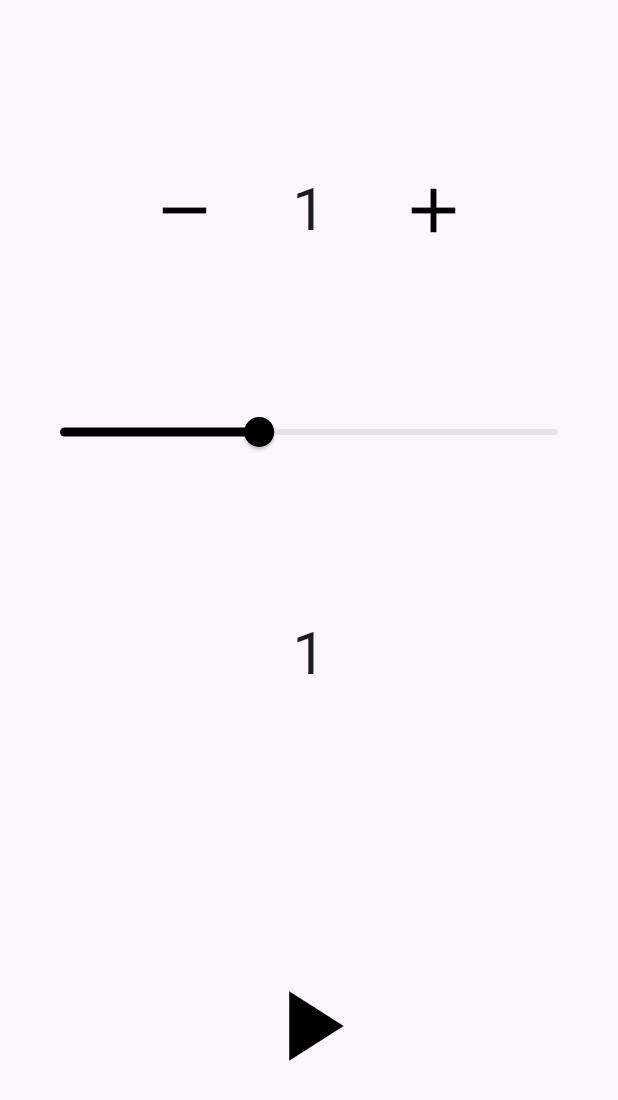
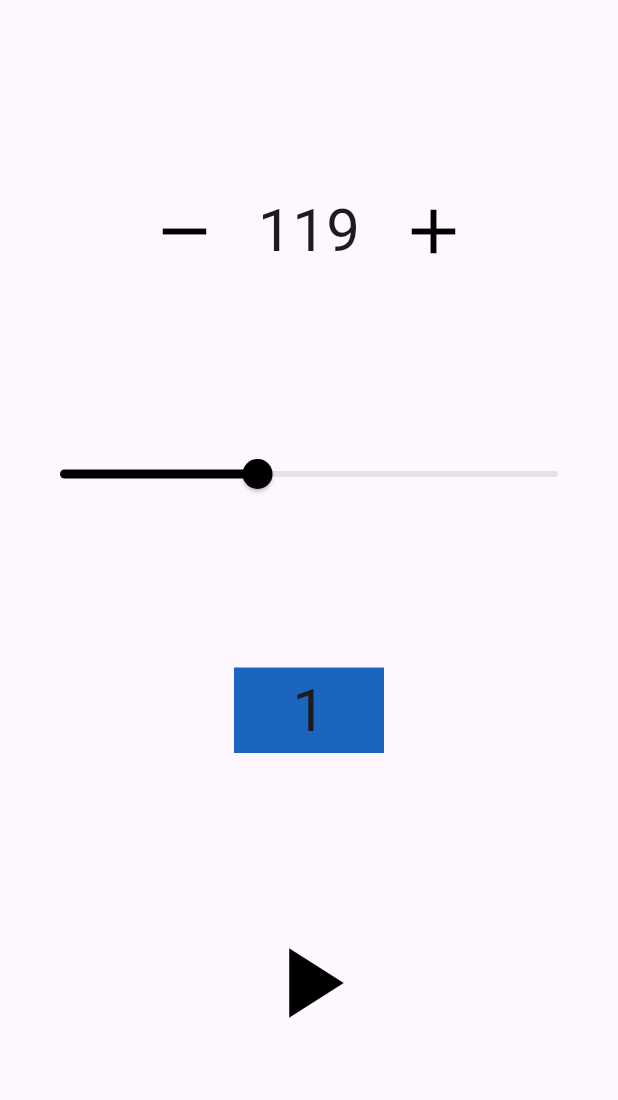
Before and after one commit to konradroesler/muse, a Flutter app: the screen it shows after launch, after a tap on the "remove" icon, on a phone screen of 412 x 824 dp. Shown: the top 1100 px of the screen. Run offline on Flutter 3.47's test engine with Material 3 defaults, Android fonts, the light colour scheme and no system bars; our stand-ins replace equatable, flutter_bloc.

Commit message:
succesful bloc rewrite

```diff
--- a/lib/metronome/bloc/metronome_bloc.dart
+++ b/lib/metronome/bloc/metronome_bloc.dart
@@ -1,102 +1,74 @@
-import 'dart:async';
-
-import 'package:bloc/bloc.dart';
+import 'package:equatable/equatable.dart';
+import 'package:flutter_bloc/flutter_bloc.dart';
 import 'package:flutter/scheduler.dart';
-import 'package:equatable/equatable.dart';
-import 'package:muse/metronome/metronome_ticker.dart';
 
 part 'metronome_event.dart';
 part 'metronome_state.dart';
 
-class MetronomeBloc extends Bloc<MetronomeEvent, MetronomeState> {
-  MetronomeBloc() :
-    super(const MetronomeInitial(120, 1)) {
-    _clock = Ticker(_onTick);
-    on<MetronomeStarted>(_onStarted);
-    on<MetronomePaused>(_onPaused);
-    on<MetronomeResumed>(_onResumed);
+class MetronomeBloc extends Bloc<MetronomeEvent, MetronomeState>{
+  MetronomeBloc() : super(MetronomeOff(120, 1)) {
+    on<MetronomeTurnedOn>(_onTurnedOn);
+    on<MetronomeTurnedOff>(_onTurnedOff);
     on<MetronomeTempoChanged>(_onTempoChanged);
-    on<_MetronomeTicked>(_onTicked);
     on<MetronomeTempoIncrement>(_onTempoIncrement);
     on<MetronomeTempoDecrement>(_onTempoDecrement);
+    on<_MetronomeTicked>(_onTicked);
   }
 
+  double _tempo = 120;
   int _tick = 1;
-  double _tempo = 120;
 
-  MetronomeTicker? _ticker;
-  StreamSubscription<int>? _tickerSubscription;
-
-  Duration _elapsed = Duration.zero;
+  Ticker? _ticker;
   Duration _lastTick = Duration.zero;
-  late Ticker _clock;
-
-  void _onTick(Duration elapsed) {
-    _elapsed = elapsed;
-  }
+  Duration _lastPureInterval = Duration(milliseconds: 60000~/120);
 
   @override
   Future<void> close() {
-    _clock.dispose();
-    _tickerSubscription?.cancel();
+    _ticker?.dispose();
     return super.close();
   }
 
-  void _onStarted(MetronomeStarted event, Emitter<MetronomeState> emit) {
-    // very first Tick
-    emit(MetronomeRun(_tempo, _tick));
-    // start the clock
-    _clock.start();
-    // start metronome ticker
-    _tickerSubscription?.cancel();
-    _ticker = MetronomeTicker(tempo: _tempo);
-    _tickerSubscription = _ticker
-      ?.tick(tempo: _tempo)
-      .listen((tick) => add(_MetronomeTicked(tick: tick)));
+  Duration _adjustedInterval() {
+    return (_lastPureInterval + Duration(milliseconds: 60000~/_tempo))~/2;
   }
 
-  void _onPaused(MetronomePaused event, Emitter<MetronomeState> emit) {
-    if (state is MetronomeRun) {
-      _clock.stop();
-      _tickerSubscription?.pause();
-      emit(MetronomePause(_tempo, _tick));
+  void _checkForTick(Duration elapsed) {
+     if (elapsed - _lastTick > _adjustedInterval()) {
+      add(_MetronomeTicked(tick: _tick));
+      _lastTick = elapsed;
+      _lastPureInterval = Duration(milliseconds: 60000~/_tempo);
+     }
+  }
+
+  void _onTurnedOn(event, emit) {
+    _tick = 0;
+    _lastTick = Duration(minutes: -1);
+    _ticker = Ticker(_checkForTick);
+    _ticker?.start();
+    emit(MetronomeOn(_tempo, _tick));
+  }
+  void _onTurnedOff(event, emit) {
+    _ticker?.stop();
+    emit(MetronomeOff(_tempo, _tick));
+  }
+  void _onTempoChanged(event, emit) {
+    _tempo = event.tempo;
+    if (state is MetronomeOff) {
+      emit(MetronomeOff(_tempo, _tick));
+    } else if (state is MetronomeOn) {
+      emit(MetronomeOn(_tempo, _tick));
     }
   }
 
-  void _onResumed(MetronomeResumed event, Emitter<MetronomeState> emit) {
-    if (state is MetronomePause) {
-      _clock.start();
-      _tickerSubscription?.resume();
-      emit(MetronomeRun(_tempo, _tick));
-    }
+  void _onTempoIncrement(event, emit) {
+    _tempo < 300 ? add(MetronomeTempoChanged(tempo: _tempo+1)) : null;
+  }
+  void _onTempoDecrement(event, emit) {
+    _tempo > 0 ? add(MetronomeTempoChanged(tempo: _tempo-1)) : null;
   }
 
-  void _onTempoChanged(MetronomeTempoChanged event, Emitter<MetronomeState> emit) {
-    _tempo = event.tempo;
-    _tickerSubscription?.cancel();
-    if (state is MetronomePause) {
-      add(MetronomePaused());
-    } else if (state is MetronomeRun) {
-      if (_elapsed - _lastTick < Duration(milliseconds: (60000/_tempo).toInt())) {
-        add(_MetronomeTicked(tick: _tick+1));
-      }
-    }
+  void _onTicked(event, emit) {
+    _tick = ((_tick ) % 4) + 1;
+    emit(MetronomeOn(_tempo, _tick));
   }
-
-  void _onTempoIncrement(MetronomeTempoIncrement event, Emitter<MetronomeState> emit) {
-    _tempo < 300 ? _tempo++ : null;
-    add(MetronomeTempoChanged(tempo: _tempo));
-  }
-
-  void _onTempoDecrement(MetronomeTempoDecrement event, Emitter<MetronomeState> emit) {
-    _tempo > 0 ? _tempo-- : null;
-    add(MetronomeTempoChanged(tempo: _tempo));
-  }
-
-  void _onTicked(_MetronomeTicked event, Emitter<MetronomeState> emit) {
-    _tick = event.tick % 4 + 1;
-    _lastTick = _elapsed;
-    emit(MetronomeRun(_tempo, _tick));
-  }
-
 }
--- a/lib/metronome/bloc/metronome_event.dart
+++ b/lib/metronome/bloc/metronome_event.dart
@@ -4,16 +4,12 @@ sealed class MetronomeEvent {
   const MetronomeEvent();
 }
 
-final class MetronomeStarted extends MetronomeEvent {
-  const MetronomeStarted();
+final class MetronomeTurnedOn extends MetronomeEvent {
+  const MetronomeTurnedOn();
 }
 
-final class MetronomePaused extends MetronomeEvent {
-  const MetronomePaused();
-}
-
-final class MetronomeResumed extends MetronomeEvent {
-  const MetronomeResumed();
+final class MetronomeTurnedOff extends MetronomeEvent {
+  const MetronomeTurnedOff();
 }
 
 final class MetronomeTempoChanged extends MetronomeEvent {
--- a/lib/metronome/bloc/metronome_state.dart
+++ b/lib/metronome/bloc/metronome_state.dart
@@ -9,22 +9,15 @@ sealed class MetronomeState extends Equatable {
   List<Object> get props => [tempo, tick];
 }
 
-final class MetronomeInitial extends MetronomeState {
-  const MetronomeInitial(super.tempo, super.tick);
-
-  @override
-  String toString() => 'MetronomeInitial { tempo: $tempo, tick: $tick }';
-}
-
-final class MetronomePause extends MetronomeState {
-  const MetronomePause(super.tempo, super.tick);
+final class MetronomeOff extends MetronomeState {
+  const MetronomeOff(super.tempo, super.tick);
 
   @override
   String toString() => 'MetronomePause { tempo: $tempo, tick: $tick }';
 }
 
-final class MetronomeRun extends MetronomeState {
-  const MetronomeRun(super.tempo, super.tick);
+final class MetronomeOn extends MetronomeState {
+  const MetronomeOn(super.tempo, super.tick);
 
   @override
   String toString() => 'MetronomeRun { tempo: $tempo, tick: $tick }';
--- a/lib/metronome/metronome_ticker.dart
+++ /dev/null
@@ -1,10 +0,0 @@
-class MetronomeTicker {
-  const MetronomeTicker({required double tempo}) : _tempo = tempo;
-
-  final double _tempo;
-
-  Stream<int> tick({required tempo}) {
-    int milliseconds = (60000/_tempo).toInt();
-    return Stream.periodic(Duration(milliseconds: milliseconds), (x) => x);
-  }
-}
--- a/lib/metronome/view/metronome_view.dart
+++ b/lib/metronome/view/metronome_view.dart
@@ -1,3 +1,4 @@
+import 'dart:math';
 import 'package:flutter/material.dart';
 import 'package:flutter_bloc/flutter_bloc.dart';
 import 'package:muse/metronome/metronome.dart';
@@ -12,9 +13,10 @@ class MetronomeView extends StatelessWidget {
         minimum: EdgeInsets.all(16),
         child: Center(
           child: Column(
+            mainAxisAlignment: MainAxisAlignment.spaceEvenly,
             crossAxisAlignment: CrossAxisAlignment.center,
             children: <Widget>[
-              Expanded(flex: 1, child: Center(
+              Center(
                 child: Row(
                 crossAxisAlignment: CrossAxisAlignment.center,
                 mainAxisAlignment: MainAxisAlignment.center,
@@ -24,14 +26,14 @@ class MetronomeView extends StatelessWidget {
                     iconSize: 50,
                     color: Colors.black,
                     onPressed: () {
-                        context.read<MetronomeBloc>().add(MetronomeTempoIncrement());
+                        context.read<MetronomeBloc>().add(MetronomeTempoDecrement());
                     }
                   ),
                   SizedBox(width: 100, child: Center(
-                      child: BlocSelector<MetronomeBloc, MetronomeState, int>(
-                        selector: (state) => state.tick,
+                      child: BlocSelector<MetronomeBloc, MetronomeState, double>(
+                        selector: (state) => state.tempo,
                         builder: (context, state) {
-                          return Text("$state", style: TextStyle(fontSize: 40));
+                          return Text("${state.toInt()}", style: TextStyle(fontSize: 40));
                       }
                       ))),
                   IconButton(
@@ -39,11 +41,11 @@ class MetronomeView extends StatelessWidget {
                     iconSize: 50,
                     color: Colors.black,
                     onPressed: () {
-                        context.read<MetronomeBloc>().add(MetronomeTempoDecrement());
+                        context.read<MetronomeBloc>().add(MetronomeTempoIncrement());
                     }
                   ),
                 ]
-              ))),
+              )),
               BlocSelector<MetronomeBloc, MetronomeState, double>(
                 selector: (state) => state.tempo,
                 builder: (context, state) {
@@ -57,50 +59,44 @@ class MetronomeView extends StatelessWidget {
                   );
                 }
               ),
-              Expanded(flex: 1, child: Center(
+              Center(
                 child: BlocSelector<MetronomeBloc, MetronomeState, int>(
                   selector: (state) => state.tick,
                   builder: (context, state) {
-                    return Text("$state", style: TextStyle(fontSize: 40));
+                    final random = Random();
+                    return Container(
+                      width: 100,
+                      decoration: BoxDecoration(color: Color.fromRGBO(random.nextInt(256), random.nextInt(256), random.nextInt(256), 1)),
+                      child: Center(child: Text("$state", style: TextStyle(fontSize: 40)))
+                    );
                   }
                 )
-              )),
-              Expanded(flex: 1, child:  Center(
+              ),
+              Center(
                 child: BlocBuilder<MetronomeBloc, MetronomeState>(
                   buildWhen: (prev, state) => prev.runtimeType != state.runtimeType,
                   builder: (context, state) {
                     return switch (state) {
-                      MetronomeInitial() => IconButton(
+                      MetronomeOn() => IconButton(
+                        icon: const Icon(Icons.pause),
+                        iconSize: 80,
+                        color: Colors.black,
+                        onPressed: () {
+                          context.read<MetronomeBloc>().add(MetronomeTurnedOff());
+                        }
+                      ),
+                      MetronomeOff() => IconButton(
                         icon: const Icon(Icons.play_arrow),
                         iconSize: 80,
                         color: Colors.black,
                         onPressed: () {
-                          context.read<MetronomeBloc>().add(MetronomeStarted());
-                        }
-                      ),
-                      MetronomeRun() => IconButton(
-                        icon: const Icon(Icons.pause),
-                        iconSize: 80,
-                        color: Colors.black,
-                        onPressed: () {
-                          context.read<MetronomeBloc>().add(MetronomePaused());
-                        }
-                      ),
-                      MetronomePause() => IconButton(
-                        icon: const Icon(Icons.play_arrow),
-                        iconSize: 80,
-                        color: Colors.black,
-                        onPressed: () {
-                          context.read<MetronomeBloc>().add(MetronomeResumed());
+                          context.read<MetronomeBloc>().add(MetronomeTurnedOn());
                         }
                       ),
                     };
                   }
                 )
-
-
-
-              ))
+              )
             ]
           )
         ),
--- a/pubspec.yaml
+++ b/pubspec.yaml
@@ -18,7 +18,6 @@ dependencies:
   bloc:
   flutter_bloc:
   equatable:
-  scheduler:
 
 dev_dependencies:
   flutter_test:
```
